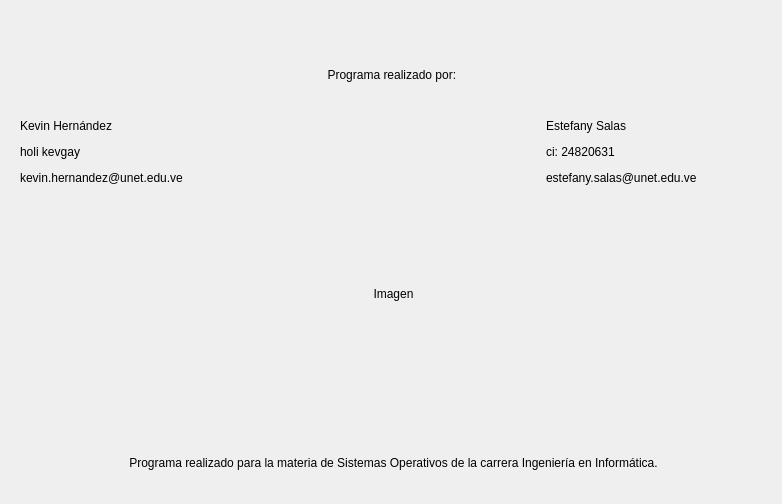
The window that acercade.ui (Estefanycss/MonitorDelSistema) describes before a commit, drawn with Qt 5.
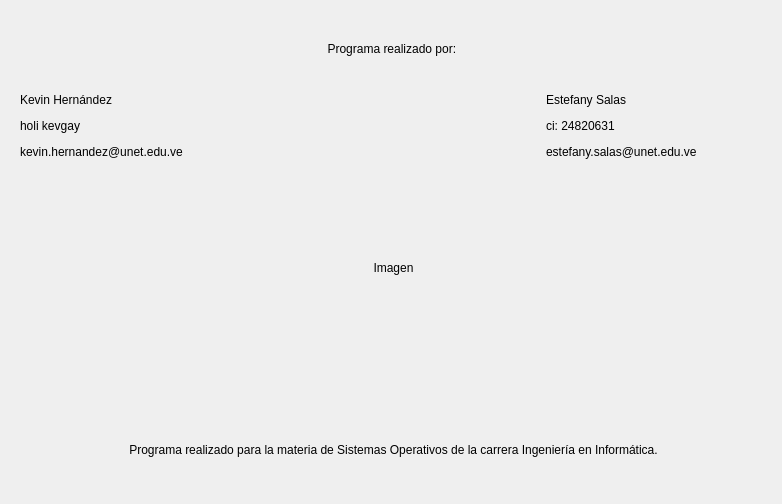
The same window after the commit.

What changed in the file:
```diff
--- a/acercade.ui
+++ b/acercade.ui
@@ -17,9 +17,9 @@
    <property name="geometry">
     <rect>
      <x>20</x>
-     <y>40</y>
+     <y>14</y>
      <width>747</width>
-     <height>485</height>
+     <height>511</height>
     </rect>
    </property>
    <layout class="QVBoxLayout" name="verticalLayout">
```
